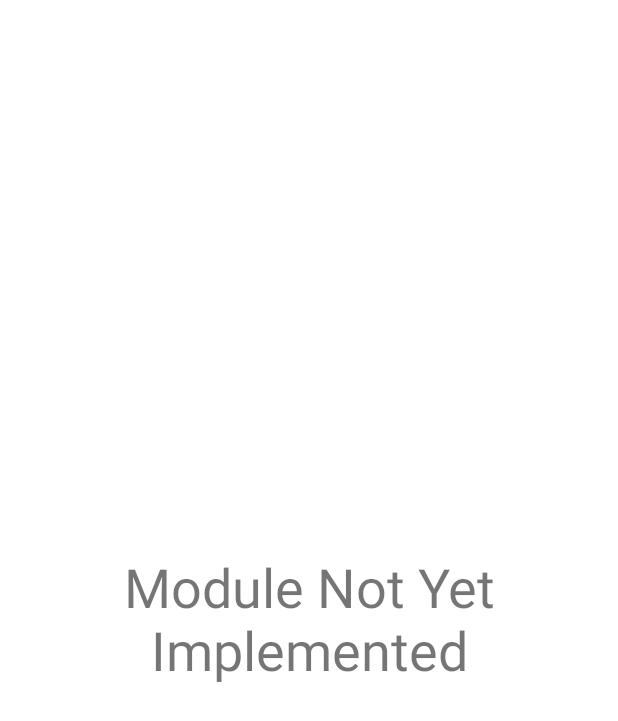
After one commit to forrest-james/ads-app, an Android app: the fragment NotImplementedFragment shown on its own in the app's theme, on a phone screen of 412 x 824 dp. The commit adds this screen. Shown: the top 721 px of the screen. Run offline under Robolectric (Android 15) with nearby library versions, the phone set to English and light mode, and no system bars.

Commit message:
Added Not Implemented Fragment

```diff
--- /dev/null
+++ b/AcmeDepartmentStore/app/src/main/java/com/ads/app/NotImplementedFragment.java
@@ -0,0 +1,35 @@
+package com.ads.app;
+
+import android.os.Bundle;
+
+import androidx.fragment.app.Fragment;
+
+import android.view.LayoutInflater;
+import android.view.View;
+import android.view.ViewGroup;
+
+public class NotImplementedFragment extends Fragment {
+
+    public static final String FRAGMENT_TAG = BuildConfig.APPLICATION_ID + ".NOT_IMPLEMENTED_FRAGMENT_TAG";
+
+    public NotImplementedFragment() {
+        // Required empty public constructor
+    }
+
+    public static NotImplementedFragment newInstance() {
+        NotImplementedFragment fragment = new NotImplementedFragment();
+        return fragment;
+    }
+
+    @Override
+    public void onCreate(Bundle savedInstanceState) {
+        super.onCreate(savedInstanceState);
+    }
+
+    @Override
+    public View onCreateView(LayoutInflater inflater, ViewGroup container,
+                             Bundle savedInstanceState) {
+        // Inflate the layout for this fragment
+        return inflater.inflate(R.layout.fragment_nyi, container, false);
+    }
+}
--- /dev/null
+++ b/AcmeDepartmentStore/app/src/main/res/layout/fragment_nyi.xml
@@ -0,0 +1,19 @@
+<?xml version="1.0" encoding="utf-8"?>
+<androidx.constraintlayout.widget.ConstraintLayout
+    xmlns:android="http://schemas.android.com/apk/res/android"
+    xmlns:app="http://schemas.android.com/apk/res-auto"
+    android:layout_width="match_parent"
+    android:layout_height="match_parent">
+
+    <TextView
+        android:id="@+id/textView"
+        android:layout_width="wrap_content"
+        android:layout_height="wrap_content"
+        android:gravity="center"
+        android:text="@string/error_nyi"
+        android:textSize="36sp"
+        app:layout_constraintBottom_toBottomOf="parent"
+        app:layout_constraintEnd_toEndOf="parent"
+        app:layout_constraintStart_toStartOf="parent"
+        app:layout_constraintTop_toTopOf="parent" />
+</androidx.constraintlayout.widget.ConstraintLayout>
--- a/AcmeDepartmentStore/app/src/main/res/values/strings.xml
+++ b/AcmeDepartmentStore/app/src/main/res/values/strings.xml
@@ -2,4 +2,5 @@
     <string name="app_name">Acme Department Store</string>
     <string name="app_name_short">ADS</string>
     <string name="arrow_right">&gt;</string>
+    <string name="error_nyi">Module Not Yet Implemented</string>
 </resources>
```
Also changed, not shown: AcmeDepartmentStore/app/src/main/java/com/ads/app/MainActivity.java (+7 -0 lines), AcmeDepartmentStore/app/src/main/res/drawable/ic_baseline_attach_money.xml (+9 -4 lines), AcmeDepartmentStore/app/src/main/res/layout/activity_main.xml (+16 -0 lines).
